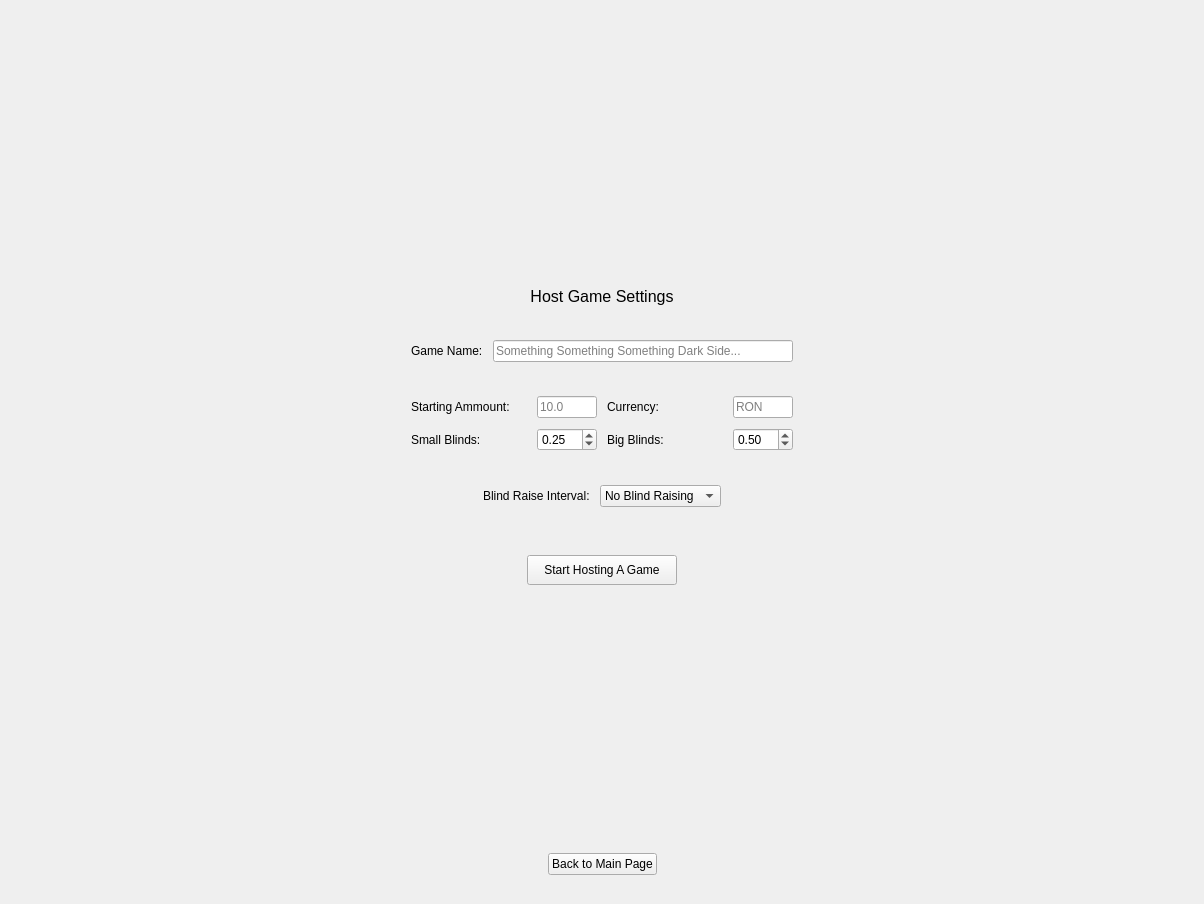
Above: TeamPokerMainApp/PokerGame/GameUI/Resources&Design/TeamPoker.ui from gitMesa/TeamPoker before the change. Below: the same form after it.
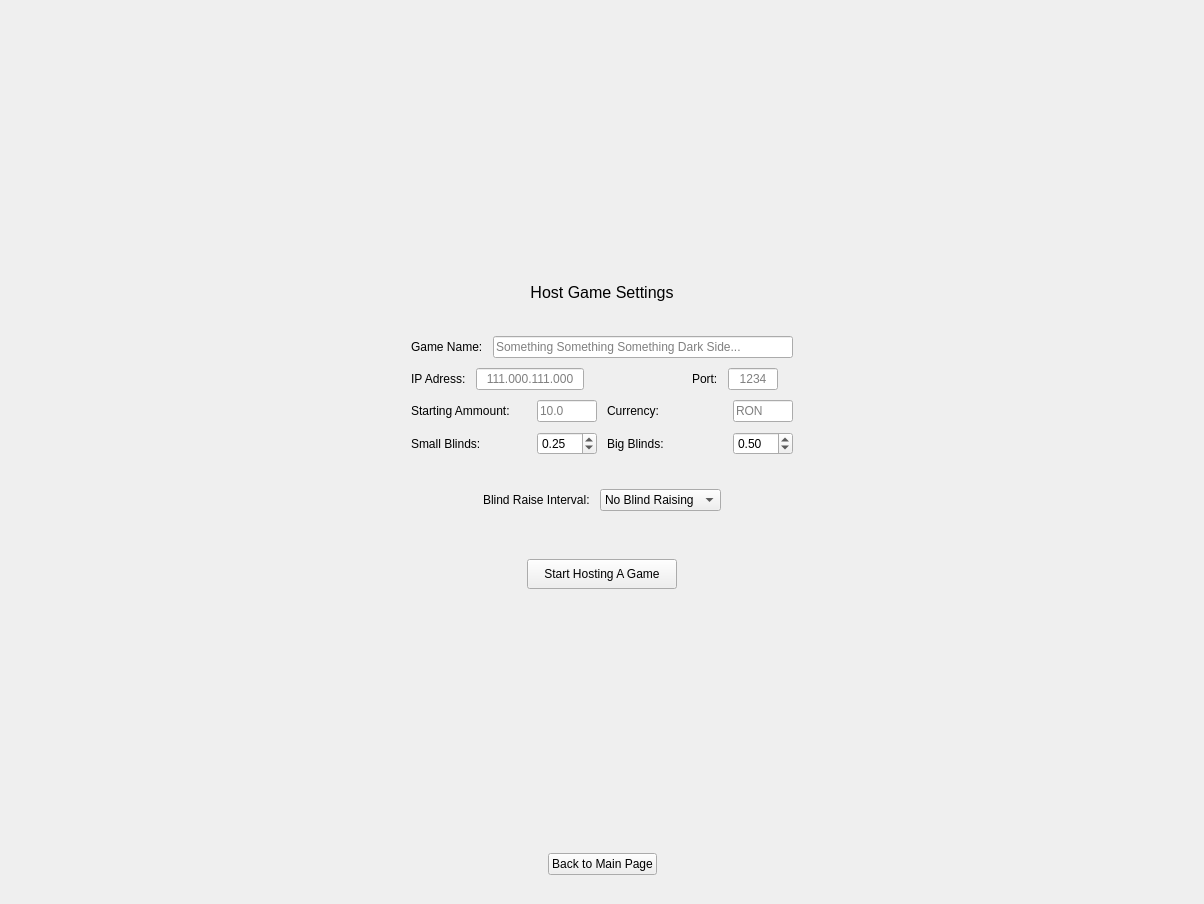
That is the form after the change. The open tabs and pages were chosen to show the change. Icons and pictures are not drawn.

What changed in the file:
```diff
--- a/TeamPokerMainApp/PokerGame/GameUI/Resources&Design/TeamPoker.ui
+++ b/TeamPokerMainApp/PokerGame/GameUI/Resources&Design/TeamPoker.ui
@@ -577,11 +577,67 @@
            </layout>
           </item>
           <item>
-           <widget class="QLabel" name="label_13">
-            <property name="text">
-             <string/>
+           <layout class="QHBoxLayout" name="horizontalLayout_83">
+            <property name="leftMargin">
+             <number>0</number>
             </property>
-           </widget>
+            <property name="rightMargin">
+             <number>15</number>
+            </property>
+            <item>
+             <widget class="QLabel" name="label_17">
+              <property name="text">
+               <string>IP Adress:</string>
+              </property>
+             </widget>
+            </item>
+            <item>
+             <widget class="QLineEdit" name="line_host_game_ip">
+              <property name="alignment">
+               <set>Qt::AlignCenter</set>
+              </property>
+              <property name="placeholderText">
+               <string>111.000.111.000</string>
+              </property>
+             </widget>
+            </item>
+            <item>
+             <spacer name="horizontalSpacer_48">
+              <property name="orientation">
+               <enum>Qt::Horizontal</enum>
+              </property>
+              <property name="sizeHint" stdset="0">
+               <size>
+                <width>40</width>
+                <height>20</height>
+               </size>
+              </property>
+             </spacer>
+            </item>
+            <item>
+             <widget class="QLabel" name="label_18">
+              <property name="text">
+               <string>Port:</string>
+              </property>
+             </widget>
+            </item>
+            <item>
+             <widget class="QLineEdit" name="line_host_game_port">
+              <property name="maximumSize">
+               <size>
+                <width>50</width>
+                <height>16777215</height>
+               </size>
+              </property>
+              <property name="alignment">
+               <set>Qt::AlignCenter</set>
+              </property>
+              <property name="placeholderText">
+               <string>1234</string>
+              </property>
+             </widget>
+            </item>
+           </layout>
           </item>
           <item>
            <layout class="QHBoxLayout" name="horizontalLayout_7">
```
Left out of the diff: 32 changed lines with no effect on the pictures.
